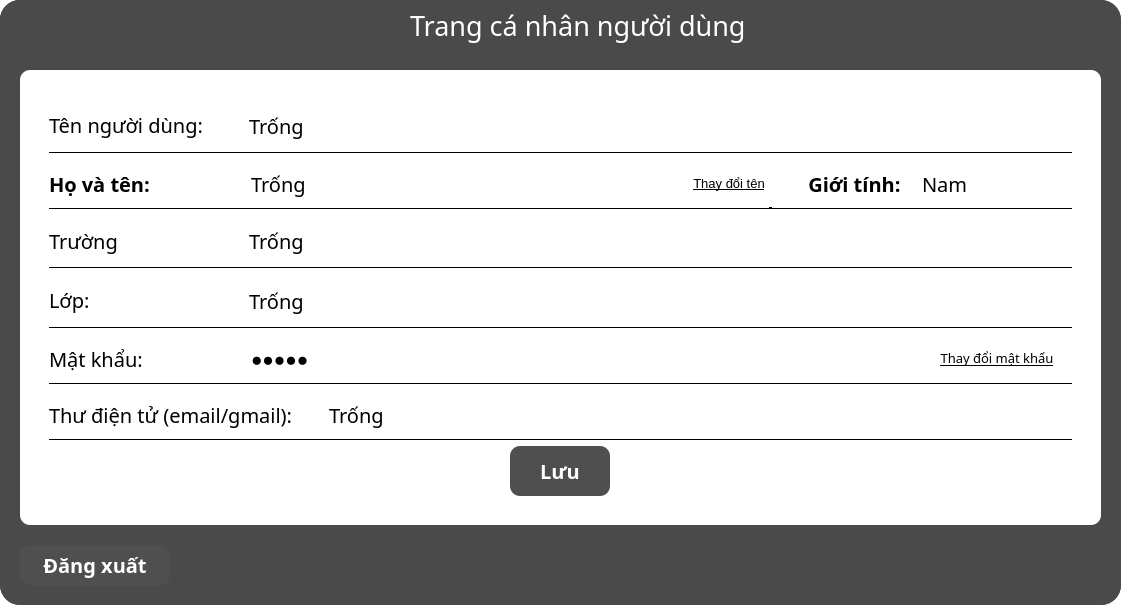
This is UI_Files/profile_form.ui in hoangm960/Astraea as Qt 5 draws it before an edit. The edited form follows.
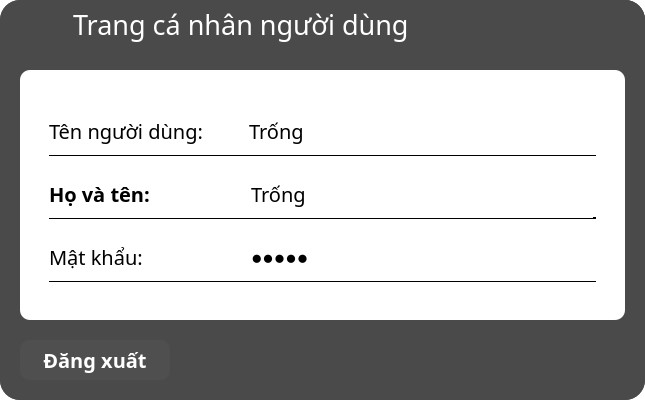
This is the edited form. Icons and pictures are not drawn.

Patch:
```diff
--- a/UI_Files/profile_form.ui
+++ b/UI_Files/profile_form.ui
@@ -6,10 +6,28 @@
    <rect>
     <x>0</x>
     <y>0</y>
-    <width>1121</width>
-    <height>605</height>
+    <width>645</width>
+    <height>400</height>
    </rect>
   </property>
+  <property name="sizePolicy">
+   <sizepolicy hsizetype="Preferred" vsizetype="Preferred">
+    <horstretch>0</horstretch>
+    <verstretch>0</verstretch>
+   </sizepolicy>
+  </property>
+  <property name="minimumSize">
+   <size>
+    <width>0</width>
+    <height>400</height>
+   </size>
+  </property>
+  <property name="maximumSize">
+   <size>
+    <width>16777215</width>
+    <height>400</height>
+   </size>
+  </property>
   <property name="windowTitle">
    <string>MainWindow</string>
   </property>
@@ -80,127 +98,19 @@
         <number>0</number>
        </property>
        <item>
-        <widget class="QFrame" name="btn_wrap">
-         <property name="minimumSize">
-          <size>
-           <width>100</width>
-           <height>0</height>
-          </size>
+        <spacer name="horizontalSpacer">
+         <property name="orientation">
+          <enum>Qt::Horizontal</enum>
          </property>
-         <property name="maximumSize">
+         <property name="sizeHint" stdset="0">
           <size>
-           <width>100</width>
-           <height>16777215</height>
+           <width>40</width>
+           <height>20</height>
           </size>
          </property>
-         <property name="frameShape">
-          <enum>QFrame::StyledPanel</enum>
-         </property>
-         <property name="frameShadow">
-          <enum>QFrame::Raised</enum>
-         </property>
-         <layout class="QHBoxLayout" name="horizontalLayout_2">
-          <item>
-           <widget class="QPushButton" name="btn_quit">
-            <property name="minimumSize">
-             <size>
-              <width>30</width>
-              <height>30</height>
-             </size>
-            </property>
-            <property name="maximumSize">
-             <size>
-              <width>30</width>
-              <height>30</height>
-             </size>
-            </property>
-            <property name="styleSheet">
-             <string notr="true">QPushButton {
-	background: transparent;
-	border-radius: 15px;
-}
-QPushButton:hover {
-	background: rgb(255, 0, 0);
-}</string>
-            </property>
-            <property name="text">
-             <string/>
-            </property>
-            <property name="icon">
-             <iconset resource="Resources.qrc">
-              <normaloff>:/images/icons/close_white.png</normaloff>:/images/icons/close_white.png</iconset>
-            </property>
-            <property name="shortcut">
-             <string>Alt+X</string>
-            </property>
-           </widget>
-          </item>
-          <item>
-           <widget class="QPushButton" name="btn_maximize">
-            <property name="minimumSize">
-             <size>
-              <width>30</width>
-              <height>30</height>
-             </size>
-            </property>
-            <property name="maximumSize">
-             <size>
-              <width>30</width>
-              <height>30</height>
-             </size>
-            </property>
-            <property name="styleSheet">
-             <string notr="true">QPushButton {
-	padding: 5px;
-	image: url(:/images/icons/maxmin.png);
-	background: transparent;
-	border-radius: 15px;
-}
-QPushButton:hover {
-	background: rgb(108, 108, 108);
-}</string>
-            </property>
-            <property name="text">
-             <string/>
-            </property>
-           </widget>
-          </item>
-          <item>
-           <widget class="QPushButton" name="btn_minimize">
-            <property name="minimumSize">
-             <size>
-              <width>30</width>
-              <height>30</height>
-             </size>
-            </property>
-            <property name="maximumSize">
-             <size>
-              <width>30</width>
-              <height>30</height>
-             </size>
-            </property>
-            <property name="styleSheet">
-             <string notr="true">QPushButton {
-	background: transparent;
-	border-radius: 15px;
-}
-QPushButton:hover {
-	background: rgb(108, 108, 108);
-}</string>
-            </property>
-            <property name="text">
-             <string/>
-            </property>
-            <property name="icon">
-             <iconset resource="Resources.qrc">
-              <normaloff>:/images/icons/minimize_white.png</normaloff>:/images/icons/minimize_white.png</iconset>
-            </property>
-           </widget>
-          </item>
-         </layout>
-        </widget>
+        </spacer>
        </item>
-       <item alignment="Qt::AlignHCenter">
+       <item alignment="Qt::AlignHCenter|Qt::AlignVCenter">
         <widget class="QLabel" name="label">
          <property name="minimumSize">
           <size>
@@ -232,6 +142,110 @@
          </property>
         </widget>
        </item>
+       <item>
+        <spacer name="horizontalSpacer_2">
+         <property name="orientation">
+          <enum>Qt::Horizontal</enum>
+         </property>
+         <property name="sizeHint" stdset="0">
+          <size>
+           <width>40</width>
+           <height>20</height>
+          </size>
+         </property>
+        </spacer>
+       </item>
+       <item>
+        <widget class="QFrame" name="btn_wrap">
+         <property name="minimumSize">
+          <size>
+           <width>100</width>
+           <height>0</height>
+          </size>
+         </property>
+         <property name="maximumSize">
+          <size>
+           <width>100</width>
+           <height>16777215</height>
+          </size>
+         </property>
+         <property name="frameShape">
+          <enum>QFrame::StyledPanel</enum>
+         </property>
+         <property name="frameShadow">
+          <enum>QFrame::Raised</enum>
+         </property>
+         <layout class="QHBoxLayout" name="horizontalLayout_2">
+          <item>
+           <widget class="QPushButton" name="btn_minimize">
+            <property name="minimumSize">
+             <size>
+              <width>30</width>
+              <height>30</height>
+             </size>
+            </property>
+            <property name="maximumSize">
+             <size>
+              <width>30</width>
+              <height>30</height>
+             </size>
+            </property>
+            <property name="styleSheet">
+             <string notr="true">QPushButton {
+	background: transparent;
+	border-radius: 15px;
+}
+QPushButton:hover {
+	background: rgb(108, 108, 108);
+}</string>
+            </property>
+            <property name="text">
+             <string/>
+            </property>
+            <property name="icon">
+             <iconset resource="Resources.qrc">
+              <normaloff>:/images/icons/minimize_white.png</normaloff>:/images/icons/minimize_white.png</iconset>
+            </property>
+           </widget>
+          </item>
+          <item>
+           <widget class="QPushButton" name="btn_quit">
+            <property name="minimumSize">
+             <size>
+              <width>30</width>
+              <height>30</height>
+             </size>
+            </property>
+            <property name="maximumSize">
+             <size>
+              <width>30</width>
+              <height>30</height>
+             </size>
+            </property>
+            <property name="styleSheet">
+             <string notr="true">QPushButton {
+	background: transparent;
+	border-radius: 15px;
+}
+QPushButton:hover {
+	background: rgb(255, 0, 0);
+}</string>
+            </property>
+            <property name="text">
+             <string/>
+            </property>
+            <property name="icon">
+             <iconset resource="Resources.qrc">
+              <normaloff>:/images/icons/close_white.png</normaloff>:/images/icons/close_white.png</iconset>
+            </property>
+            <property name="shortcut">
+             <string>Alt+X</string>
+            </property>
+           </widget>
+          </item>
+         </layout>
+        </widget>
+       </item>
       </layout>
      </widget>
     </item>
@@ -308,8 +322,8 @@
            <rect>
             <x>0</x>
             <y>0</y>
-            <width>1041</width>
-            <height>415</height>
+            <width>565</width>
+            <height>210</height>
            </rect>
           </property>
           <property name="styleSheet">
@@ -325,6 +339,12 @@
                <height>50</height>
               </size>
              </property>
+             <property name="maximumSize">
+              <size>
+               <width>16777215</width>
+               <height>50</height>
+              </size>
+             </property>
              <property name="styleSheet">
               <string notr="true">QFrame {
 	border-bottom: 1px solid black;
@@ -401,29 +421,6 @@
                 </property>
                </widget>
               </item>
-              <item>
-               <widget class="QPushButton" name="pushButton_7">
-                <property name="minimumSize">
-                 <size>
-                  <width>30</width>
-                  <height>50</height>
-                 </size>
-                </property>
-                <property name="maximumSize">
-                 <size>
-                  <width>30</width>
-                  <height>50</height>
-                 </size>
-                </property>
-                <property name="styleSheet">
-                 <string notr="true">image: url(:/images/icons/Edit.png);
-background: transparent;</string>
-                </property>
-                <property name="text">
-                 <string/>
-                </property>
-               </widget>
-              </item>
              </layout>
             </widget>
            </item>
@@ -532,65 +529,6 @@
                 </property>
                </widget>
               </item>
-              <item>
-               <widget class="QPushButton" name="pushButton_11">
-                <property name="minimumSize">
-                 <size>
-                  <width>30</width>
-                  <height>50</height>
-                 </size>
-                </property>
-                <property name="maximumSize">
-                 <size>
-                  <width>30</width>
-                  <height>50</height>
-                 </size>
-                </property>
-                <property name="styleSheet">
-                 <string notr="true">image: url(:/images/icons/Edit.png);
-background: transparent;</string>
-                </property>
-                <property name="text">
-                 <string/>
-                </property>
-               </widget>
-              </item>
-              <item>
-               <widget class="QPushButton" name="pushButton_2">
-                <property name="minimumSize">
-                 <size>
-                  <width>80</width>
-                  <height>30</height>
-                 </size>
-                </property>
-                <property name="maximumSize">
-                 <size>
-                  <width>80</width>
-                  <height>30</height>
-                 </size>
-                </property>
-                <property name="font">
-                 <font>
-                  <pointsize>10</pointsize>
-                  <weight>50</weight>
-                  <bold>false</bold>
-                  <underline>true</underline>
-                 </font>
-                </property>
-                <property name="styleSheet">
-                 <string notr="true">QPushButton {
-	color: rgb(0,0,0);
-	background: transparent;
-}
-QPushButton:hover {
-	color: rgb(85, 170, 255);
-}</string>
-                </property>
-                <property name="text">
-                 <string>Thay đổi tên</string>
-                </property>
-               </widget>
-              </item>
               <item>
                <widget class="Line" name="line">
                 <property name="orientation">
@@ -598,303 +536,6 @@
                 </property>
                </widget>
               </item>
-              <item>
-               <widget class="QLabel" name="Name_2">
-                <property name="minimumSize">
-                 <size>
-                  <width>150</width>
-                  <height>50</height>
-                 </size>
-                </property>
-                <property name="maximumSize">
-                 <size>
-                  <width>100</width>
-                  <height>50</height>
-                 </size>
-                </property>
-                <property name="font">
-                 <font>
-                  <family>Segoe UI Black</family>
-                  <pointsize>15</pointsize>
-                  <weight>75</weight>
-                  <bold>true</bold>
-                 </font>
-                </property>
-                <property name="styleSheet">
-                 <string notr="true">background: transparent;
-border: none;</string>
-                </property>
-                <property name="text">
-                 <string>       Giới tính:</string>
-                </property>
-               </widget>
-              </item>
-              <item>
-               <widget class="QLabel" name="genderBox">
-                <property name="minimumSize">
-                 <size>
-                  <width>120</width>
-                  <height>0</height>
-                 </size>
-                </property>
-                <property name="maximumSize">
-                 <size>
-                  <width>120</width>
-                  <height>16777215</height>
-                 </size>
-                </property>
-                <property name="font">
-                 <font>
-                  <family>iCiel Effra Regular</family>
-                  <pointsize>15</pointsize>
-                 </font>
-                </property>
-                <property name="styleSheet">
-                 <string notr="true">background: transparent;
-border: none;</string>
-                </property>
-                <property name="text">
-                 <string>Nam</string>
-                </property>
-               </widget>
-              </item>
-              <item>
-               <widget class="QPushButton" name="pushButton_8">
-                <property name="minimumSize">
-                 <size>
-                  <width>30</width>
-                  <height>50</height>
-                 </size>
-                </property>
-                <property name="maximumSize">
-                 <size>
-                  <width>30</width>
-                  <height>50</height>
-                 </size>
-                </property>
-                <property name="styleSheet">
-                 <string notr="true">image: url(:/images/icons/Edit.png);
-background: transparent;</string>
-                </property>
-                <property name="text">
-                 <string/>
-                </property>
-               </widget>
-              </item>
-             </layout>
-            </widget>
-           </item>
-           <item>
-            <widget class="QFrame" name="SchoolFrame">
-             <property name="minimumSize">
-              <size>
-               <width>0</width>
-               <height>50</height>
-              </size>
-             </property>
-             <property name="styleSheet">
-              <string notr="true">QFrame {
-	border-bottom: 1px solid black;
-	border-radius: 0px;
-}</string>
-             </property>
-             <property name="frameShape">
-              <enum>QFrame::StyledPanel</enum>
-             </property>
-             <property name="frameShadow">
-              <enum>QFrame::Raised</enum>
-             </property>
-             <layout class="QHBoxLayout" name="horizontalLayout_6">
-              <property name="spacing">
-               <number>0</number>
-              </property>
-              <property name="leftMargin">
-               <number>0</number>
-              </property>
-              <property name="topMargin">
-               <number>0</number>
-              </property>
-              <property name="rightMargin">
-               <number>0</number>
-              </property>
-              <property name="bottomMargin">
-               <number>0</number>
-              </property>
-              <item>
-               <widget class="QLabel" name="label_3">
-                <property name="minimumSize">
-                 <size>
-                  <width>200</width>
-                  <height>50</height>
-                 </size>
-                </property>
-                <property name="maximumSize">
-                 <size>
-                  <width>200</width>
-                  <height>50</height>
-                 </size>
-                </property>
-                <property name="font">
-                 <font>
-                  <family>Montserrat</family>
-                  <pointsize>15</pointsize>
-                 </font>
-                </property>
-                <property name="styleSheet">
-                 <string notr="true">background: transparent;
-border: none;</string>
-                </property>
-                <property name="text">
-                 <string>Trường</string>
-                </property>
-               </widget>
-              </item>
-              <item>
-               <widget class="QLabel" name="SchoolBox">
-                <property name="font">
-                 <font>
-                  <family>iCiel Effra Regular</family>
-                  <pointsize>15</pointsize>
-                 </font>
-                </property>
-                <property name="styleSheet">
-                 <string notr="true">border: none;</string>
-                </property>
-                <property name="text">
-                 <string>Trống</string>
-                </property>
-               </widget>
-              </item>
-              <item>
-               <widget class="QPushButton" name="pushButton">
-                <property name="minimumSize">
-                 <size>
-                  <width>30</width>
-                  <height>50</height>
-                 </size>
-                </property>
-                <property name="maximumSize">
-                 <size>
-                  <width>30</width>
-                  <height>50</height>
-                 </size>
-                </property>
-                <property name="styleSheet">
-                 <string notr="true">image: url(:/images/icons/Edit.png);
-background: transparent;</string>
-                </property>
-                <property name="text">
-                 <string/>
-                </property>
-               </widget>
-              </item>
-             </layout>
-            </widget>
-           </item>
-           <item>
-            <widget class="QFrame" name="ClassFrame">
-             <property name="minimumSize">
-              <size>
-               <width>0</width>
-               <height>50</height>
-              </size>
-             </property>
-             <property name="styleSheet">
-              <string notr="true">QFrame {
-	border-bottom: 1px solid black;
-	border-radius: 0px;
-}</string>
-             </property>
-             <property name="frameShape">
-              <enum>QFrame::StyledPanel</enum>
-             </property>
-             <property name="frameShadow">
-              <enum>QFrame::Raised</enum>
-             </property>
-             <layout class="QHBoxLayout" name="horizontalLayout_7">
-              <property name="spacing">
-               <number>0</number>
-              </property>
-              <property name="leftMargin">
-               <number>0</number>
-              </property>
-              <property name="topMargin">
-               <number>0</number>
-              </property>
-              <property name="rightMargin">
-               <number>0</number>
-              </property>
-              <property name="bottomMargin">
-               <number>0</number>
-              </property>
-              <item>
-               <widget class="QLabel" name="label_2">
-                <property name="minimumSize">
-                 <size>
-                  <width>200</width>
-                  <height>50</height>
-                 </size>
-                </property>
-                <property name="maximumSize">
-                 <size>
-                  <width>200</width>
-                  <height>50</height>
-                 </size>
-                </property>
-                <property name="font">
-                 <font>
-                  <family>Montserrat</family>
-                  <pointsize>15</pointsize>
-                 </font>
-                </property>
-                <property name="styleSheet">
-                 <string notr="true">background: transparent;
-border: none;</string>
-                </property>
-                <property name="text">
-                 <string>Lớp:</string>
-                </property>
-               </widget>
-              </item>
-              <item>
-               <widget class="QLabel" name="ClassBox">
-                <property name="font">
-                 <font>
-                  <family>iCiel Effra Regular</family>
-                  <pointsize>15</pointsize>
-                 </font>
-                </property>
-                <property name="styleSheet">
-                 <string notr="true">border: none;</string>
-                </property>
-                <property name="text">
-                 <string>Trống</string>
-                </property>
-               </widget>
-              </item>
-              <item>
-               <widget class="QPushButton" name="pushButton_3">
-                <property name="minimumSize">
-                 <size>
-                  <width>30</width>
-                  <height>50</height>
-                 </size>
-                </property>
-                <property name="maximumSize">
-                 <size>
-                  <width>30</width>
-                  <height>50</height>
-                 </size>
-                </property>
-                <property name="styleSheet">
-                 <string notr="true">image: url(:/images/icons/Edit.png);
-background: transparent;</string>
-                </property>
-                <property name="text">
-                 <string/>
-                </property>
-               </widget>
-              </item>
              </layout>
             </widget>
            </item>
@@ -998,197 +639,9 @@
                 </property>
                </widget>
               </item>
-              <item>
-               <widget class="QPushButton" name="ChangePass">
-                <property name="minimumSize">
-                 <size>
-                  <width>150</width>
-                  <height>30</height>
-                 </size>
-                </property>
-                <property name="maximumSize">
-                 <size>
-                  <width>150</width>
-                  <height>30</height>
-                 </size>
-                </property>
-                <property name="font">
-                 <font>
-                  <family>iCiel Effra Regular</family>
-                  <pointsize>10</pointsize>
-                  <underline>true</underline>
-                 </font>
-                </property>
-                <property name="styleSheet">
-                 <string notr="true">QPushButton {
-	color: rgb(0,0,0);
-	background: transparent;
-}
-QPushButton:hover {
-	color: rgb(85, 170, 255);
-}</string>
-                </property>
-                <property name="text">
-                 <string>Thay đổi mật khẩu</string>
-                </property>
-               </widget>
-              </item>
              </layout>
             </widget>
            </item>
-           <item>
-            <widget class="QFrame" name="frame_9">
-             <property name="minimumSize">
-              <size>
-               <width>0</width>
-               <height>50</height>
-              </size>
-             </property>
-             <property name="maximumSize">
-              <size>
-               <width>16777215</width>
-               <height>50</height>
-              </size>
-             </property>
-             <property name="styleSheet">
-              <string notr="true">QFrame {
-	border-bottom: 1px solid black;
-	border-radius: 0px;
-}</string>
-             </property>
-             <property name="frameShape">
-              <enum>QFrame::StyledPanel</enum>
-             </property>
-             <property name="frameShadow">
-              <enum>QFrame::Raised</enum>
-             </property>
-             <layout class="QHBoxLayout" name="horizontalLayout_11">
-              <property name="spacing">
-               <number>0</number>
-              </property>
-              <property name="leftMargin">
-               <number>0</number>
-              </property>
-              <property name="topMargin">
-               <number>0</number>
-              </property>
-              <property name="rightMargin">
-               <number>0</number>
-              </property>
-              <property name="bottomMargin">
-               <number>0</number>
-              </property>
-              <item>
-               <widget class="QLabel" name="label_10">
-                <property name="minimumSize">
-                 <size>
-                  <width>0</width>
-                  <height>50</height>
-                 </size>
-                </property>
-                <property name="maximumSize">
-                 <size>
-                  <width>280</width>
-                  <height>50</height>
-                 </size>
-                </property>
-                <property name="font">
-                 <font>
-                  <family>Montserrat</family>
-                  <pointsize>15</pointsize>
-                 </font>
-                </property>
-                <property name="styleSheet">
-                 <string notr="true">background: transparent;
-border: none;</string>
-                </property>
-                <property name="text">
-                 <string>Thư điện tử (email/gmail):</string>
-                </property>
-               </widget>
-              </item>
-              <item>
-               <widget class="QLabel" name="label_20">
-                <property name="font">
-                 <font>
-                  <family>iCiel Effra Regular</family>
-                  <pointsize>15</pointsize>
-                 </font>
-                </property>
-                <property name="styleSheet">
-                 <string notr="true">border: none;</string>
-                </property>
-                <property name="text">
-                 <string>Trống</string>
-                </property>
-               </widget>
-              </item>
-              <item>
-               <widget class="QPushButton" name="pushButton_6">
-                <property name="minimumSize">
-                 <size>
-                  <width>30</width>
-                  <height>50</height>
-                 </size>
-                </property>
-                <property name="maximumSize">
-                 <size>
-                  <width>30</width>
-                  <height>50</height>
-                 </size>
-                </property>
-                <property name="styleSheet">
-                 <string notr="true">image: url(:/images/icons/Edit.png);
-background: transparent;</string>
-                </property>
-                <property name="text">
-                 <string/>
-                </property>
-               </widget>
-              </item>
-             </layout>
-            </widget>
-           </item>
-           <item alignment="Qt::AlignHCenter">
-            <widget class="QPushButton" name="Save_btn">
-             <property name="minimumSize">
-              <size>
-               <width>100</width>
-               <height>50</height>
-              </size>
-             </property>
-             <property name="maximumSize">
-              <size>
-               <width>100</width>
-               <height>50</height>
-              </size>
-             </property>
-             <property name="font">
-              <font>
-               <family>Montserrat</family>
-               <pointsize>15</pointsize>
-               <weight>75</weight>
-               <bold>true</bold>
-              </font>
-             </property>
-             <property name="styleSheet">
-              <string notr="true">QPushButton {
-	background-color: rgb(79, 79, 79);
-	color: rgb(255,255,255);
-	border-radius: 10px;
-}
-QPushButton:hover {
-	background-color: rgb(193,193,193);
-}
-QPushButton:disabled{
-	background-color: rgb(207, 207, 207);
-}</string>
-             </property>
-             <property name="text">
-              <string>Lưu</string>
-             </property>
-            </widget>
-           </item>
           </layout>
          </widget>
         </widget>
```
